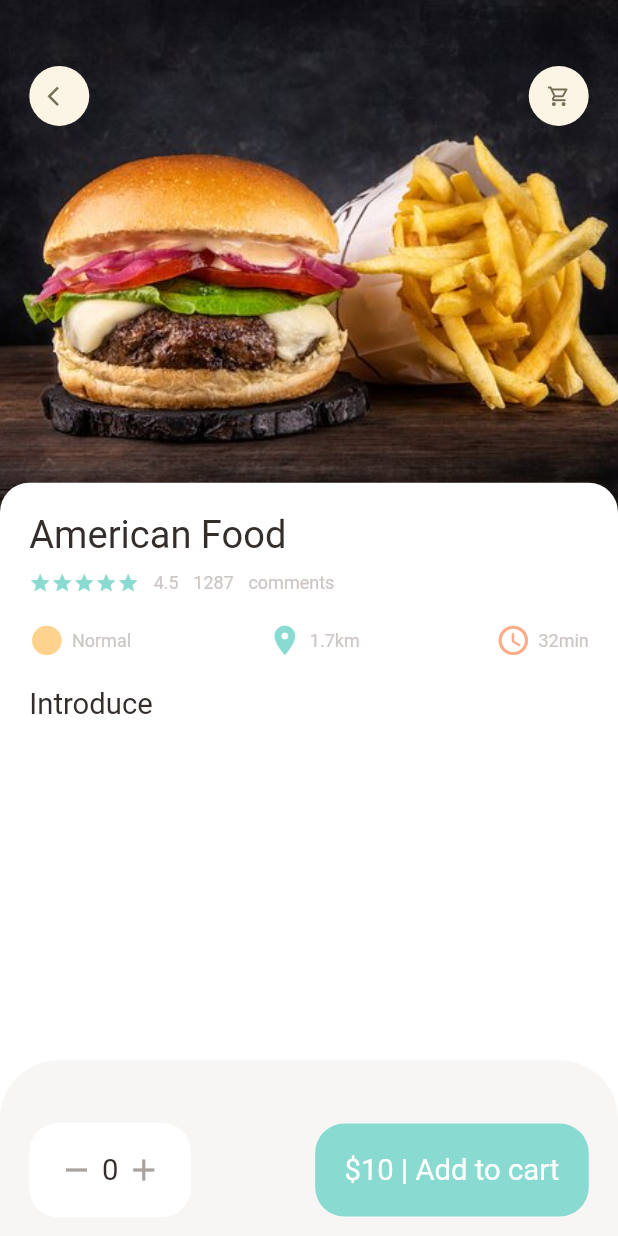
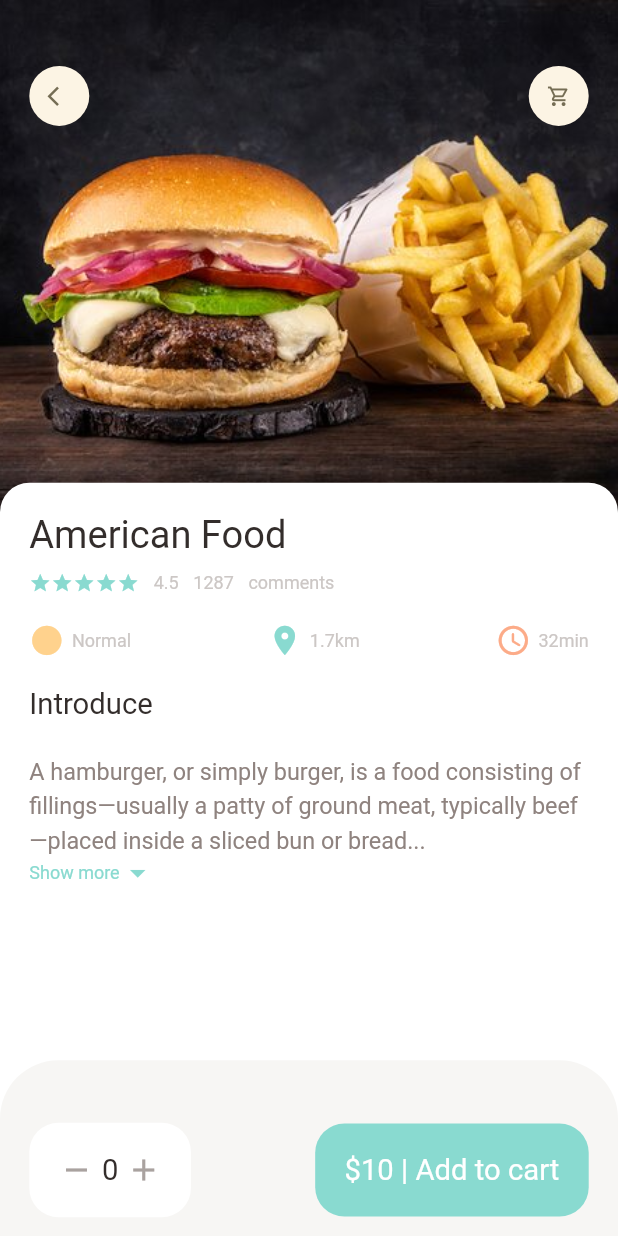
Before and after one commit to Seician/lucrare_licenta, a Flutter app: the screen it shows after launch, on a phone screen of 412 x 824 dp. Run offline on Flutter 3.47's test engine with Material 2 defaults, Android fonts, the phone set to English and light mode, and no system bars; our stand-ins replace dots_indicator, get; Roboto replaces fonts that are missing (OpenSans-Regular).

Commit message:
Adding expanded text widget

```diff
--- a/lib/pages/food/popular_food_detail.dart
+++ b/lib/pages/food/popular_food_detail.dart
@@ -4,6 +4,7 @@ import 'package:flutter_complete_guide/utils/dimensions.dart';
 import 'package:flutter_complete_guide/widgets/app_column.dart';
 import 'package:flutter_complete_guide/widgets/app_icon.dart';
 import 'package:flutter_complete_guide/widgets/big_text.dart';
+import 'package:flutter_complete_guide/widgets/expandable_text.dart';
 
 class PopularFoodDetail extends StatelessWidget {
   @override
@@ -11,6 +12,7 @@ class PopularFoodDetail extends StatelessWidget {
     return Scaffold(
       backgroundColor: Colors.white,
       body: Stack(children: [
+        // backgorund image
         Positioned(
             left: 0,
             right: 0,
@@ -22,6 +24,7 @@ class PopularFoodDetail extends StatelessWidget {
                       fit: BoxFit.cover,
                       image: AssetImage("assets/images/food2.jpg"))),
             )),
+        // icon widget
         Positioned(
             top: Dimensions.height45,
             left: Dimensions.width20,
@@ -33,6 +36,7 @@ class PopularFoodDetail extends StatelessWidget {
                 AppIcon(icon: Icons.shopping_cart_outlined),
               ],
             )),
+        // introduction of food
         Positioned(
             left: 0,
             right: 0,
@@ -59,6 +63,20 @@ class PopularFoodDetail extends StatelessWidget {
                       height: Dimensions.height20,
                     ),
                     BigText(text: "Introduce"),
+                    // expandable text widget
+                    SizedBox(
+                      height: Dimensions.height20,
+                    ),
+                    const Expanded(
+                      child: SingleChildScrollView(
+                        child: ExpandableTextWidget(
+                            text:
+                                "A hamburger, or simply burger, is a food consisting of fillings—usually a patty of ground meat, typically beef—placed inside a sliced bun or bread roll amburger, or simply burger, is a food consisting of fillings—usually a patty of ground meat, typically beef—placed inside a sliced bun or brea amburger, or simply burger, is a food consisting of fillings—usually a patty of ground meat, typically beef—placed inside a sliced bun or brea amburger, or simply burger, is a food consisting of fillings—usually a patty of ground meat, typically beef—placed inside a sliced bun or brea amburger, or simply burger, is a food consisting of fillings—usually a patty of ground meat, typically beef—placed inside a sliced bun orburger, is a food consisting of fillings—usually a patty of ground meat, typically beef—placed inside a sliced bun or bread roll amburger, or simply burger, is a food consisting of fillings—usually a patty of ground meat, typically beef—placed inside a sliced bun or brea amburger, or simply burger, is a food consisting of fillings—usually a patty of ground meat, typically beef—placed inside a sliced bun or brea amburger, or simply burger, is a food consisting of fillings—usually a patty of ground meat, typically beef—placed inside a sliced bun or brea amburger, or simply burger, is a food consisting of fillings—usually a patty of ground meat, typically beef—placed inside a sliced bun or brea brea"),
+                      ),
+                    ),
+                    SizedBox(
+                      height: Dimensions.height20,
+                    ),
                   ],
                 )))
       ]),
--- a/lib/utils/dimensions.dart
+++ b/lib/utils/dimensions.dart
@@ -24,6 +24,7 @@ class Dimensions {
   static double width30 = screenHeight / 28.13;
 
   //font size
+  static double font16 = screenHeight / 52.75;
   static double font20 = screenHeight / 42.2;
   static double font26 = screenHeight / 32.46;
 
--- /dev/null
+++ b/lib/widgets/expandable_text.dart
@@ -0,0 +1,79 @@
+import 'package:flutter/material.dart';
+import 'package:flutter_complete_guide/utils/colors.dart';
+import 'package:flutter_complete_guide/utils/dimensions.dart';
+import 'package:flutter_complete_guide/widgets/small_text.dart';
+
+class ExpandableTextWidget extends StatefulWidget {
+  final String text;
+
+  const ExpandableTextWidget({super.key, required this.text});
+
+  @override
+  State<ExpandableTextWidget> createState() => _ExpandableTextWidgetState();
+}
+
+class _ExpandableTextWidgetState extends State<ExpandableTextWidget> {
+  late String firstHalf;
+  late String secondHalf;
+
+  bool hiddenText = true;
+
+  double textHeight = Dimensions.screenHeight / 5.63;
+
+  @override
+  void initState() {
+    super.initState();
+    if (widget.text.length > textHeight) {
+      firstHalf = widget.text.substring(0, textHeight.toInt());
+      secondHalf =
+          widget.text.substring(textHeight.toInt() + 1, widget.text.length);
+    } else {
+      firstHalf = widget.text;
+      secondHalf = "";
+    }
+  }
+
+  @override
+  Widget build(BuildContext context) {
+    return Container(
+      child: secondHalf.isEmpty
+          ? SmallText(
+              height: 1.5,
+              color: AppColors.pargColor,
+              size: Dimensions.font16,
+              text: firstHalf)
+          : Column(
+              children: [
+                SmallText(
+                    height: 1.5,
+                    color: AppColors.pargColor,
+                    size: Dimensions.font16,
+                    text: hiddenText
+                        ? ("$firstHalf...")
+                        : (firstHalf + secondHalf)),
+                InkWell(
+                  onTap: () {
+                    setState(() {
+                      hiddenText = !hiddenText;
+                    });
+                  },
+                  child: Row(
+                    children: [
+                      SmallText(
+                        text: "Show more",
+                        color: AppColors.mainColor,
+                      ),
+                      Icon(
+                        hiddenText
+                            ? Icons.arrow_drop_down
+                            : Icons.arrow_drop_up,
+                        color: AppColors.mainColor,
+                      )
+                    ],
+                  ),
+                )
+              ],
+            ),
+    );
+  }
+}
```
